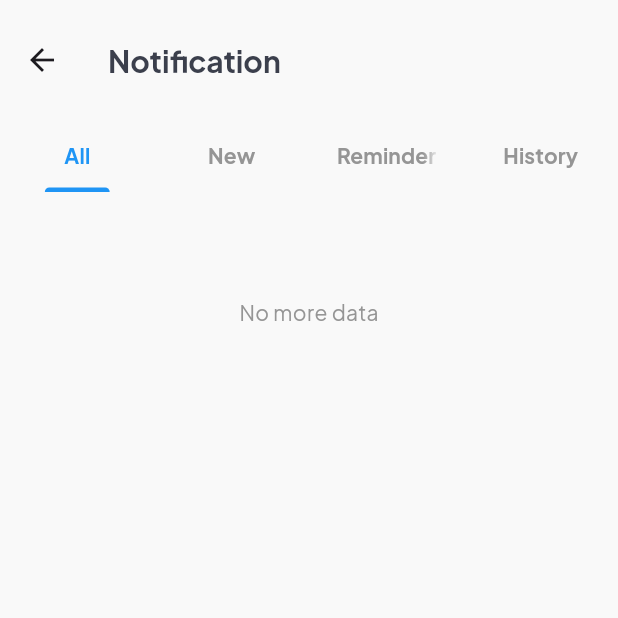
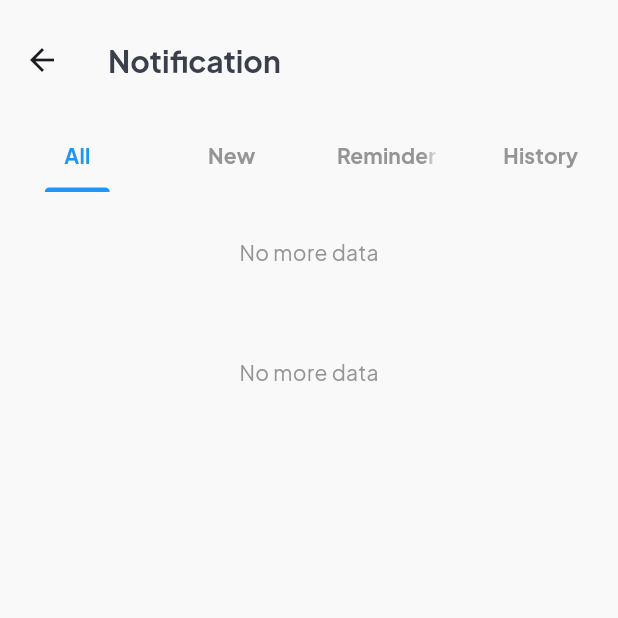
Before and after one commit to ArfanKarunia/cmlabs-connect, a Flutter app: the BottomNavigation screen opened by its route, after a tap on the "notifications" icon, on a phone screen of 412 x 824 dp, the top half of it. Run offline on Flutter 3.47's test engine with Material 3 defaults, Android fonts, the phone set to English and light mode, and no system bars; our stand-ins replace calendar_date_picker2, dio, file_picker, firebase_core, firebase_messaging, flutter_local_notifications and 11 more; missing offline and left inert: pull_to_refresh_new; accounts and stored records are empty; network calls fail.

Commit message:
fix: change logic  display quotation

```diff
--- a/lib/src/controllers/detail_quotation_controller.dart
+++ b/lib/src/controllers/detail_quotation_controller.dart
@@ -173,8 +173,6 @@ class DetailQuotationController extends GetxController {
       "company_name": quotation.data.company ?? "N/A",
       "company_profile": quotation.data.companyIndustry ?? "-",
       "page_source": quotation.url,
-      // "service": StringUtils.toCamelCase(quotation.section),
-      // "region": quotation.data.region ?? "-",
     };
 
     // Check if the section is 'ramadan24' and add the additional data
@@ -231,9 +229,8 @@ class DetailQuotationController extends GetxController {
           "service": StringUtils.toCamelCase(categoryText),
         });
       } else {
-        String category = categories == '-' ? section : '-';
         details.addAll({
-          "service": StringUtils.toCamelCase(category).replaceAll(',', ', '),
+          "service": StringUtils.toCamelCase(quotation.section),
         });
       }
     }
--- a/lib/src/controllers/quotation_controller.dart
+++ b/lib/src/controllers/quotation_controller.dart
@@ -1,6 +1,7 @@
 import 'dart:async';
 
 import 'package:cmlabs_connect/src/controllers/dashboard_controller.dart';
+import 'package:cmlabs_connect/src/utils/string_utils.dart';
 import 'package:dio/dio.dart';
 import 'package:flutter/material.dart';
 import 'package:get/get.dart';
@@ -10,7 +11,6 @@ import 'package:url_launcher/url_launcher.dart';
 import '../constant/config.dart';
 import '../constant/const.dart';
 import '../models/quotation_model.dart';
-import '../utils/string_utils.dart';
 import '../utils/toast.dart';
 import '../widgets/quotation_list_tile.dart';
 import 'authentication_controller.dart';
@@ -106,11 +106,18 @@ class QuotationController extends GetxController {
 
         if (refreshData) {
           start.value = 0;
-          limit.value = quotationList.length;
+          limit.value = quotationList.isNotEmpty ? quotationList.length : 10;
         }
 
+        if (isLoadMore == false && refreshData == false) {
+          start.value = 0;
+          limit.value = 10;
+        }
+
+        String url = await constructFilteredUrl(start.value, limit.value);
+
         final response = await dio.get(
-          '$baseUrl/dashboard/data_recent_quotation?start=${start.value}&limit=${limit.value}',
+          url,
           options: Options(headers: {'Authorization': 'Bearer $accessToken'}),
         );
 
@@ -122,10 +129,13 @@ class QuotationController extends GetxController {
               return Quotation.fromJson(item);
             }).toList();
 
+            print('jumlah Data: ${quotations.length}');
+
             // jika fetch itu untuk load more maka akan menambah quotation List. jika tidak maka akan menimpah atau mengganti dengan data baru.
             if (isLoadMore) {
               quotationList.addAll(quotations); // Menambah data baru
               for (var item in quotations) {
+                print('status : ${item.status}');
                 int index = quotationList.length;
                 quotationList.add(item);
                 listInboxKey.currentState
@@ -151,14 +161,12 @@ class QuotationController extends GetxController {
               }
               quotationList.value = quotations; // Ganti dengan data baru
               for (int i = 0; i < quotations.length; i++) {
+                print('status : ${quotations[i].status}');
+
                 listInboxKey.currentState?.insertItem(i);
               } // Mengganti list dengan data baru
             }
 
-            if (!isLoadMore) {
-              newestIdQuotation.value = quotations.first.id;
-            }
-            newQuotationCount.value = 0;
             if (refreshData) {
               limit.value = 10;
             }
@@ -228,6 +236,35 @@ class QuotationController extends GetxController {
       await fetchCheckNewData();
       print("check new data : ${newQuotationCount.value}");
     });
+  }
+
+  Future<void> refreshNewData() async {
+    try {
+      // Jika data belum ada di local storage, fetch data dari API
+      String? accessToken = authenticationController.accesToken.value;
+      var start = 0;
+      var limit = 1;
+
+      final response = await dio.get(
+        '$baseUrl/dashboard/data_recent_quotation?start=$start&limit=$limit',
+        options: Options(headers: {'Authorization': 'Bearer $accessToken'}),
+      );
+
+      if (response.statusCode == 200 && response.data != null) {
+        final rawData = response.data['data'];
+
+        if (rawData != null && rawData is List) {
+          List<Quotation> quotations = rawData.map<Quotation>((item) {
+            return Quotation.fromJson(item);
+          }).toList();
+
+          newestIdQuotation.value = quotations.first.id;
+          newQuotationCount.value = 0;
+        }
+      }
+    } catch (e) {
+      print('Error fetching data: $e');
+    }
   }
 
   Future<void> fetchCheckNewData() async {
@@ -333,7 +370,7 @@ class QuotationController extends GetxController {
   }
 
   void clearFilterCategory() {
-    filterPic.clear();
+    filterCategory.clear();
   }
 
   void clearDataRange() {
@@ -426,121 +463,121 @@ class QuotationController extends GetxController {
 
     print("Quotation lenght: ${result.length}");
 
-    if (filterStatus.value != null) {
-      int filterStatusIndex = filterStatus.value!.index;
+    // if (filterStatus.value != null) {
+    //   int filterStatusIndex = filterStatus.value!.index;
 
-      result = result
-          .where((quotation) => quotation.status == filterStatusIndex)
-          .toList();
-    }
+    //   result = result
+    //       .where((quotation) => quotation.status == filterStatusIndex)
+    //       .toList();
+    // }
 
-    // Jika filterClientSource tidak kosong, lakukan filter berdasarkan client source
-    if (filterClientSource.isNotEmpty) {
-      if (filterClientSource.contains('all')) {
-        filterClientSource.clear();
-        result = quotationList;
-      } else {
-        result = result.where((quotation) {
-          // Pastikan clientSource memiliki nilai dan cocok dengan salah satu dari filterClientSource
-          final clientSourceValue =
-              quotation.data.clientSource?.value?.toLowerCase() ?? '';
-          return filterClientSource.contains(clientSourceValue);
-        }).toList();
-      }
-    }
+    // // Jika filterClientSource tidak kosong, lakukan filter berdasarkan client source
+    // if (filterClientSource.isNotEmpty) {
+    //   if (filterClientSource.contains('all')) {
+    //     filterClientSource.clear();
+    //     result = quotationList;
+    //   } else {
+    //     result = result.where((quotation) {
+    //       // Pastikan clientSource memiliki nilai dan cocok dengan salah satu dari filterClientSource
+    //       final clientSourceValue =
+    //           quotation.data.clientSource?.value?.toLowerCase() ?? '';
+    //       return filterClientSource.contains(clientSourceValue);
+    //     }).toList();
+    //   }
+    // }
 
-    if (filterPic.isNotEmpty) {
-      if (filterPic.contains('all')) {
-        filterPic.clear();
-        result = quotationList;
-      } else {
-        result = result.where((quotation) {
-          // Pastikan clientSource memiliki nilai dan cocok dengan salah satu dari filterClientSource
-          final picValue = quotation.data.pic?.toLowerCase() ?? '';
-          return filterPic.contains(picValue);
-        }).toList();
-      }
-    }
+    // if (filterPic.isNotEmpty) {
+    //   if (filterPic.contains('all')) {
+    //     filterPic.clear();
+    //     result = quotationList;
+    //   } else {
+    //     result = result.where((quotation) {
+    //       // Pastikan clientSource memiliki nilai dan cocok dengan salah satu dari filterClientSource
+    //       final picValue = quotation.data.pic?.toLowerCase() ?? '';
+    //       return filterPic.contains(picValue);
+    //     }).toList();
+    //   }
+    // }
 
-    // Jika filter category tidak null, lakukan filter berdasarkan category
+    // // Jika filter category tidak null, lakukan filter berdasarkan category
 
-    if (filterCategory.isNotEmpty) {
-      if (filterCategory.contains('all')) {
-        // If 'all' is in the filter, clear the filter and return all quotations
-        filterCategory.clear();
-        return result; // Return all quotations
-      } else {
-        // Filter based on the category
-        result = result.where((quotation) {
-          // Determine the category to check against
-          final categories = quotation.section != 'ads'
-              ? [StringUtils.toCamelCase(quotation.section)]
-              : quotation.data.category;
+    // if (filterCategory.isNotEmpty) {
+    //   if (filterCategory.contains('all')) {
+    //     // If 'all' is in the filter, clear the filter and return all quotations
+    //     filterCategory.clear();
+    //     return result; // Return all quotations
+    //   } else {
+    //     // Filter based on the category
+    //     result = result.where((quotation) {
+    //       // Determine the category to check against
+    //       final categories = quotation.section != 'ads'
+    //           ? [StringUtils.toCamelCase(quotation.section)]
+    //           : quotation.data.category;
 
-          // Check if any of the categories match the filter
-          return categories.any((cat) =>
-              cat != null && filterCategory.contains(cat.toLowerCase()));
-        }).toList();
-      }
-    }
+    //       // Check if any of the categories match the filter
+    //       return categories.any((cat) =>
+    //           cat != null && filterCategory.contains(cat.toLowerCase()));
+    //     }).toList();
+    //   }
+    // }
 
-    if (filterCategory.isNotEmpty) {
-      if (filterCategory.contains('all')) {
-        // If 'all' is in the filter, clear the filter and return all quotations
-        filterCategory.clear();
-        result = quotationList;
-      } else {
-        result = result.where((quotation) {
-          // Get the categories from quotation.data.category and the section
-          final categories = <String?>[];
+    // if (filterCategory.isNotEmpty) {
+    //   if (filterCategory.contains('all')) {
+    //     // If 'all' is in the filter, clear the filter and return all quotations
+    //     filterCategory.clear();
+    //     result = quotationList;
+    //   } else {
+    //     result = result.where((quotation) {
+    //       // Get the categories from quotation.data.category and the section
+    //       final categories = <String?>[];
 
-          // Add categories from quotation.data.category
-          categories
-              .addAll(quotation.data.category.map((cat) => cat?.toLowerCase()));
+    //       // Add categories from quotation.data.category
+    //       categories
+    //           .addAll(quotation.data.category.map((cat) => cat?.toLowerCase()));
 
-          // Add the section if it's not 'ads' and convert it to lowercase
-          if (quotation.section != 'ads') {
-            categories
-                .add(StringUtils.toCamelCase(quotation.section).toLowerCase());
-          }
+    //       // Add the section if it's not 'ads' and convert it to lowercase
+    //       if (quotation.section != 'ads') {
+    //         categories
+    //             .add(StringUtils.toCamelCase(quotation.section).toLowerCase());
+    //       }
 
-          // Check if any of the categories match the filterCategory
-          return categories
-              .any((cat) => cat != null && filterCategory.contains(cat));
-        }).toList();
-      }
-    }
+    //       // Check if any of the categories match the filterCategory
+    //       return categories
+    //           .any((cat) => cat != null && filterCategory.contains(cat));
+    //     }).toList();
+    //   }
+    // }
 
-    // Filter berdasarkan rentang tanggal
-    DateTime effectiveEndDate = filterEndDate.value ?? DateTime.now();
-    if (filterStartDate.value != null) {
-      result = result
-          .where((quotation) =>
-              quotation.createdAt.isAfter(filterStartDate.value!) &&
-              quotation.createdAt
-                  .isBefore(effectiveEndDate.add(Duration(days: 1))))
-          .toList();
-    }
+    // // Filter berdasarkan rentang tanggal
+    // DateTime effectiveEndDate = filterEndDate.value ?? DateTime.now();
+    // if (filterStartDate.value != null) {
+    //   result = result
+    //       .where((quotation) =>
+    //           quotation.createdAt.isAfter(filterStartDate.value!) &&
+    //           quotation.createdAt
+    //               .isBefore(effectiveEndDate.add(Duration(days: 1))))
+    //       .toList();
+    // }
 
-    // Jika search tidak kosong, lakukan pencarian berdasarkan nama atau field lain
-    // Filter berdasarkan pencarian (search) jika search tidak kosong
-    if (search.value != null && search.value!.isNotEmpty) {
-      final query = search.value!.toLowerCase();
+    // // Jika search tidak kosong, lakukan pencarian berdasarkan nama atau field lain
+    // // Filter berdasarkan pencarian (search) jika search tidak kosong
+    // if (search.value != null && search.value!.isNotEmpty) {
+    //   final query = search.value!.toLowerCase();
 
-      result = result.where((quotation) {
-        // Memastikan setiap properti non-null sebelum digunakan
-        return (quotation.email.toLowerCase().contains(query)) ||
-            (quotation.section?.toLowerCase().contains(query) ?? false) ||
-            (quotation.data.company?.toLowerCase().contains(query) ?? false) ||
-            (quotation.data.name?.toLowerCase().contains(query) ?? false) ||
-            (quotation.data.category
-                .any((cat) => cat!.toLowerCase().contains(query))) ||
-            (quotation.data.clientSource?.value
-                    ?.toLowerCase()
-                    .contains(query) ??
-                false);
-      }).toList();
-    }
+    //   result = result.where((quotation) {
+    //     // Memastikan setiap properti non-null sebelum digunakan
+    //     return (quotation.email.toLowerCase().contains(query)) ||
+    //         (quotation.section?.toLowerCase().contains(query) ?? false) ||
+    //         (quotation.data.company?.toLowerCase().contains(query) ?? false) ||
+    //         (quotation.data.name?.toLowerCase().contains(query) ?? false) ||
+    //         (quotation.data.category
+    //             .any((cat) => cat!.toLowerCase().contains(query))) ||
+    //         (quotation.data.clientSource?.value
+    //                 ?.toLowerCase()
+    //                 .contains(query) ??
+    //             false);
+    //   }).toList();
+    // }
 
     return result;
   }
@@ -645,6 +682,78 @@ class QuotationController extends GetxController {
     }
   }
 
+  Future<String> constructFilteredUrl(int start, int limit) async {
+    // Konversi filter tanggal ke format string
+    String? startDateString = filterStartDate.value != null
+        ? "${filterStartDate.value!.year}-${filterStartDate.value!.month.toString().padLeft(2, '0')}-${filterStartDate.value!.day.toString().padLeft(2, '0')}"
+        : null;
+    String? endDateString = filterEndDate.value != null
+        ? "${filterEndDate.value!.year}-${filterEndDate.value!.month.toString().padLeft(2, '0')}-${filterEndDate.value!.day.toString().padLeft(2, '0')}"
+        : null;
+
+    // Konversi filterStatus ke string
+    String? statusValue;
+    if (filterStatus.value != null) {
+      switch (filterStatus.value!) {
+        case StatusLead.newLead:
+          statusValue = 'new';
+          break;
+        case StatusLead.followedUp:
+          statusValue = 'followed-up';
+          break;
+        case StatusLead.accepted:
+          statusValue = 'accepted';
+          break;
+        case StatusLead.rejected:
+          statusValue = 'rejected';
+          break;
+        case StatusLead.onHold:
+          statusValue = 'on-hold';
+          break;
+      }
+    }
+
+    // Construct query parameters
+    Map<String, String> queryParams = {};
+
+    if (startDateString != null) {
+      queryParams['startDate'] = startDateString;
+    }
+    if (endDateString != null) {
+      queryParams['endDate'] = endDateString;
+    }
+    if (filterCategory.isNotEmpty) {
+      queryParams['category'] = filterCategory.join(',');
+    }
+    if (filterPic.isNotEmpty) {
+      queryParams['pic'] = StringUtils.toCamelCase(filterPic.join(','));
+    }
+    if (filterClientSource.isNotEmpty) {
+      queryParams['clientSource'] =
+          StringUtils.toCamelCase(filterClientSource.join(','));
+    }
+    if (statusValue != null) {
+      queryParams['status'] = statusValue;
+    }
+
+    // Build the query string
+    String queryString = queryParams.entries
+        .map((entry) => '${entry.key}=${Uri.encodeComponent(entry.value)}')
+        .join('&');
+
+    // Construct the full URL
+    String url =
+        '$baseUrl/dashboard/data_recent_quotation?limit=$limit&start=$start';
+    if (queryString.isNotEmpty) {
+      url += '&$queryString';
+    }
+
+    // Debug log
+    print('Constructed URL: $url');
+
+    return url;
+  }
+
   // void addQuotation(Quotation newQuotation) {
   //   quotationList.insert(0, newQuotation);
   //   listKey.currentState?.insertItem(0);
--- a/lib/src/view/detail_quotation/detail_quotation_view.dart
+++ b/lib/src/view/detail_quotation/detail_quotation_view.dart
@@ -571,8 +571,7 @@ class AddtionalDataAso extends StatelessWidget {
           () {
             return Text(
               StringUtils.toCamelCase(detailQuotationController
-                      .additionalData.value?['app_name_inputted']) ??
-                  "-",
+                      .additionalData.value?['app_name_inputted']),
               style: GoogleFonts.plusJakartaSans(
                 color: AppColors.text_1,
                 fontSize: 12,
--- a/lib/src/view/filter_view.dart
+++ b/lib/src/view/filter_view.dart
@@ -95,6 +95,7 @@ class FilterView extends StatelessWidget {
                     ),
                     onPressed: () {
                       filterController.searchFilter('all');
+                      quotationController.fetchQuotationData(refreshData: true);
                     },
                     child: Text(
                       "Clear filter",
@@ -467,6 +468,7 @@ class FilterView extends StatelessWidget {
                   filterController.setDateRange(
                       temporaryStartDate, temporaryEndDate);
                   filterController.searchFilter('all');
+                  quotationController.fetchQuotationData();
                 },
                 style: ButtonStyle(
                   fixedSize: WidgetStatePropertyAll(
--- a/lib/src/view/notification/all_notification_view.dart
+++ b/lib/src/view/notification/all_notification_view.dart
@@ -136,7 +136,19 @@ class _AllNotificationViewState extends State<AllNotificationView> {
                             ),
                           ],
                         )
-                      : SizedBox.shrink();
+                      : Container(
+                          width: double.infinity,
+                          padding: EdgeInsets.symmetric(vertical: 10),
+                          child: Center(
+                            child: Text(
+                              "No more data",
+                              style: GoogleFonts.plusJakartaSans(
+                                fontSize: 14,
+                                color: AppColors.text_4,
+                              ),
+                            ),
+                          ),
+                        );
                 },
               ),
               SizedBox(
```
Also changed, not shown: lib/src/models/quotation_model.dart (+19 -17 lines), lib/src/view/home_view.dart (+38 -10 lines), lib/src/view/inbox_view.dart (+31 -10 lines), lib/src/widgets/select_status.dart (+6 -1 lines).
